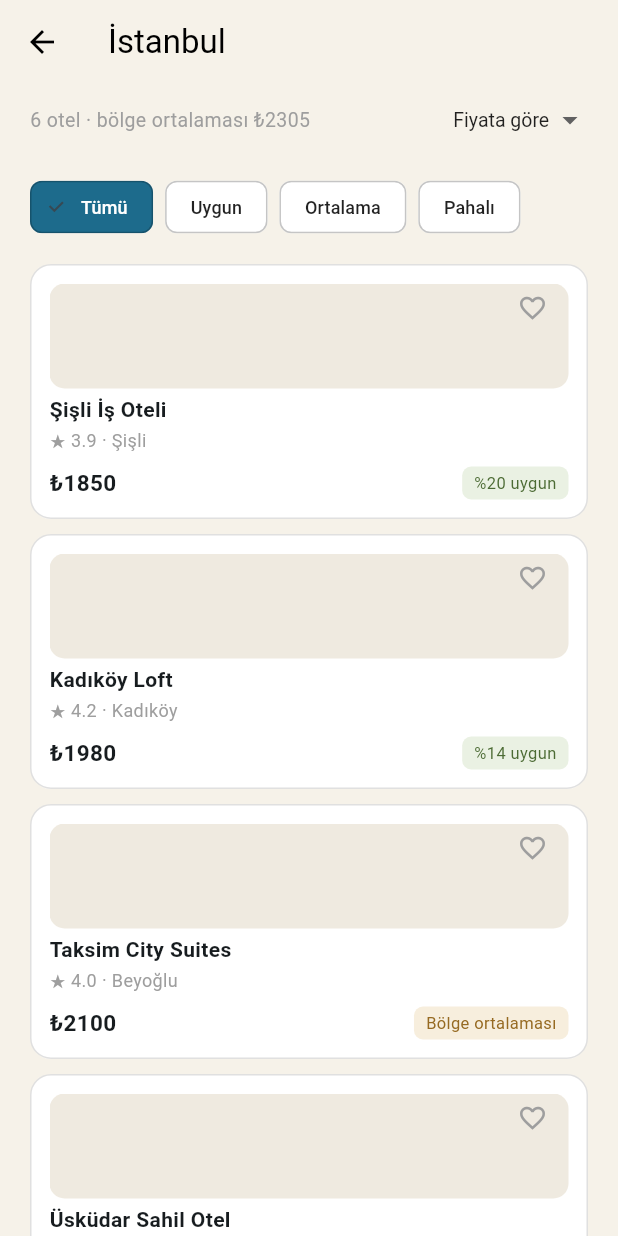
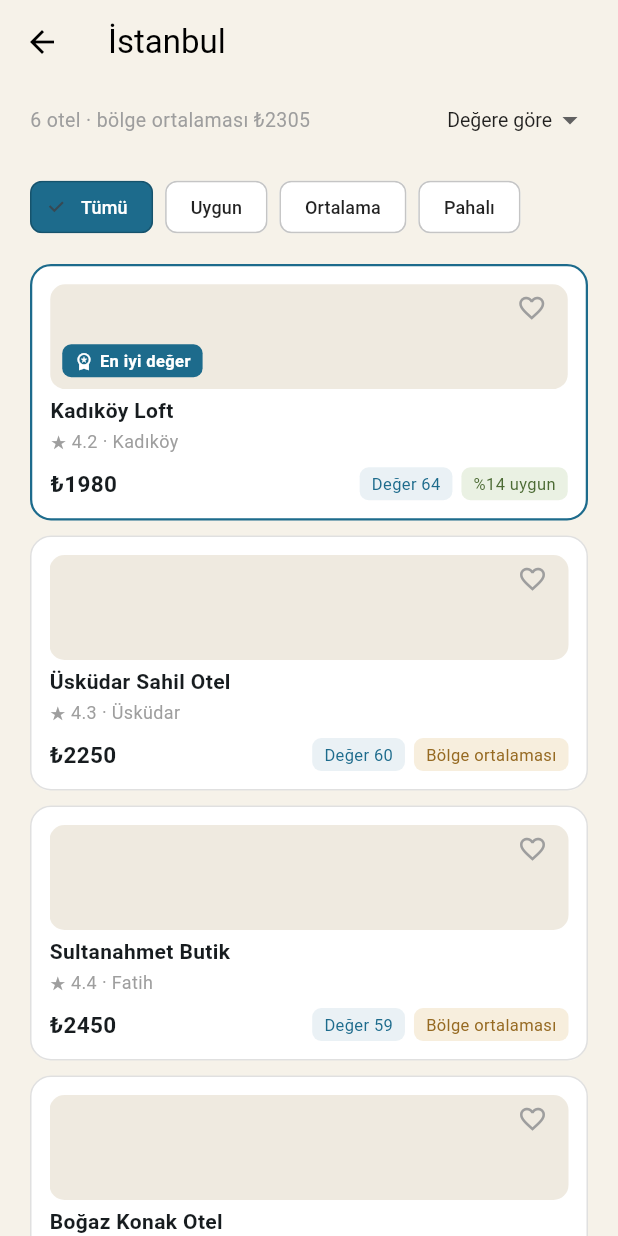
Before and after one commit to oktayalkm91-blip/otel-bul, a Flutter app: the screen it shows after launch, after a tap on "İstanbul", on a phone screen of 412 x 824 dp. Run offline on Flutter 3.47's test engine with Material 3 defaults, Android fonts, the phone set to English and light mode, and no system bars.

Commit message:
Değer skoru ve en iyi değer rozeti eklendi

```diff
--- a/lib/main.dart
+++ b/lib/main.dart
@@ -43,12 +43,17 @@ final Map<String, List<Hotel>> hotelsByCity = {
     Hotel('Şişli İş Oteli', 'Şişli', 3.9, 1850, 'İstanbul'),
   ],
   'Antalya': [
-    Hotel('Liman Butik Otel', 'Konyaaltı', 4.6, 2150, 'Antalya'),
-    Hotel('Kaleiçi Konak Otel', 'Kaleiçi', 4.3, 2640, 'Antalya'),
-    Hotel('Lara Sahil Resort', 'Lara', 4.8, 3920, 'Antalya'),
-    Hotel('Side Antik Pansiyon', 'Side', 4.1, 1750, 'Antalya'),
-    Hotel('Belek Golf Resort', 'Belek', 4.7, 4200, 'Antalya'),
-    Hotel('Kemer Çam Ev', 'Kemer', 4.2, 2050, 'Antalya'),
+    Hotel('Cender Hotel', 'Şehir merkezi', 5.6, 2666, 'Antalya'),
+    Hotel('Kaleiçi Hotel', 'Sahil', 8.7, 3294, 'Antalya'),
+    Hotel('Delight Deluxe Hotel', 'Sahil', 8.5, 3336, 'Antalya'),
+    Hotel('Perge Pine Green', 'Şehir merkezi', 8.6, 3498, 'Antalya'),
+    Hotel('Nashira City Resort', 'Şehir merkezi', 7.2, 3997, 'Antalya'),
+    Hotel('The Room', 'Şehir merkezi', 8.9, 5487, 'Antalya'),
+    Hotel('Holiday Inn Antalya - Lara', 'Lara', 8.6, 5969, 'Antalya'),
+    Hotel('Qinn Hotel', 'Şehir merkezi', 8.3, 6379, 'Antalya'),
+    Hotel('Isnova Hotel Airport', 'Şehir merkezi', 8.3, 6193, 'Antalya'),
+    Hotel('The Marmara Antalya', 'Sahil', 8.5, 7375, 'Antalya'),
+    Hotel('Crowne Plaza Antalya', 'Sahil', 8.4, 9274, 'Antalya'),
   ],
   'Bodrum': [
     Hotel('Gümbet Marina Otel', 'Gümbet', 4.5, 3100, 'Bodrum'),
@@ -65,7 +70,7 @@ final Map<String, List<Hotel>> hotelsByCity = {
 };
 
 enum PriceTier { hepsi, uygun, ortalama, pahali }
-enum SortBy { fiyat, puan }
+enum SortBy { fiyat, puan, deger }
 
 ({String label, Color bg, Color fg, PriceTier tier}) priceStatus(int price, double avg) {
   final diff = ((price - avg) / avg) * 100;
@@ -75,6 +80,26 @@ enum SortBy { fiyat, puan }
     return (label: '%${diff.round()} pahalı', bg: const Color(0xFFF6E6E1), fg: const Color(0xFFA6432D), tier: PriceTier.pahali);
   }
   return (label: 'Bölge ortalaması', bg: const Color(0xFFF7EEDD), fg: const Color(0xFF966A22), tier: PriceTier.ortalama);
+}
+
+// Değer skoru: fiyat ve puanı birleştirip 0-100 arası bir sayı üretir.
+// Yüksek puan + düşük fiyat = yüksek skor.
+int valueScore(Hotel hotel, List<Hotel> group) {
+  final ratings = group.map((h) => h.rating).toList();
+  final prices = group.map((h) => h.price).toList();
+  final minRating = ratings.reduce((a, b) => a < b ? a : b);
+  final maxRating = ratings.reduce((a, b) => a > b ? a : b);
+  final minPrice = prices.reduce((a, b) => a < b ? a : b);
+  final maxPrice = prices.reduce((a, b) => a > b ? a : b);
+
+  final normRating = maxRating == minRating ? 1.0 : (hotel.rating - minRating) / (maxRating - minRating);
+  final normPriceInv = maxPrice == minPrice ? 1.0 : (maxPrice - hotel.price) / (maxPrice - minPrice);
+
+  return ((normRating * 0.5 + normPriceInv * 0.5) * 100).round();
+}
+
+Hotel bestValueHotel(List<Hotel> group) {
+  return group.reduce((a, b) => valueScore(a, group) >= valueScore(b, group) ? a : b);
 }
 
 Widget favoriteButton(Hotel hotel) {
@@ -95,6 +120,21 @@ Widget favoriteButton(Hotel hotel) {
         },
       );
     },
+  );
+}
+
+Widget bestValueBadge() {
+  return Container(
+    padding: const EdgeInsets.symmetric(horizontal: 8, vertical: 3),
+    decoration: BoxDecoration(color: const Color(0xFF1D6B8C), borderRadius: BorderRadius.circular(6)),
+    child: const Row(
+      mainAxisSize: MainAxisSize.min,
+      children: [
+        Icon(Icons.workspace_premium, size: 13, color: Colors.white),
+        SizedBox(width: 4),
+        Text('En iyi değer', style: TextStyle(color: Colors.white, fontSize: 11, fontWeight: FontWeight.w600)),
+      ],
+    ),
   );
 }
 
@@ -198,20 +238,29 @@ class ListScreen extends StatefulWidget {
 
 class _ListScreenState extends State<ListScreen> {
   PriceTier selectedTier = PriceTier.hepsi;
-  SortBy sortBy = SortBy.fiyat;
+  SortBy sortBy = SortBy.deger;
 
   @override
   Widget build(BuildContext context) {
     final baseHotels = List<Hotel>.from(hotelsByCity[widget.city]!);
     final avg = baseHotels.map((h) => h.price).reduce((a, b) => a + b) / baseHotels.length;
+    final topPick = bestValueHotel(baseHotels);
 
     var hotels = selectedTier == PriceTier.hepsi
         ? baseHotels
         : baseHotels.where((h) => priceStatus(h.price, avg).tier == selectedTier).toList();
 
-    hotels.sort((a, b) => sortBy == SortBy.fiyat
-        ? a.price.compareTo(b.price)
-        : b.rating.compareTo(a.rating));
+    switch (sortBy) {
+      case SortBy.fiyat:
+        hotels.sort((a, b) => a.price.compareTo(b.price));
+        break;
+      case SortBy.puan:
+        hotels.sort((a, b) => b.rating.compareTo(a.rating));
+        break;
+      case SortBy.deger:
+        hotels.sort((a, b) => valueScore(b, baseHotels).compareTo(valueScore(a, baseHotels)));
+        break;
+    }
 
     Widget chip(String label, PriceTier tier) {
       final selected = selectedTier == tier;
@@ -251,6 +300,7 @@ class _ListScreenState extends State<ListScreen> {
                   underline: const SizedBox(),
                   style: const TextStyle(color: Colors.black87, fontSize: 13),
                   items: const [
+                    DropdownMenuItem(value: SortBy.deger, child: Text('Değere göre')),
                     DropdownMenuItem(value: SortBy.fiyat, child: Text('Fiyata göre')),
                     DropdownMenuItem(value: SortBy.puan, child: Text('Puana göre')),
                   ],
@@ -280,6 +330,7 @@ class _ListScreenState extends State<ListScreen> {
                       itemBuilder: (context, index) {
                         final hotel = hotels[index];
                         final status = priceStatus(hotel.price, avg);
+                        final isTopPick = hotel.name == topPick.name;
 
                         return InkWell(
                           borderRadius: BorderRadius.circular(14),
@@ -291,7 +342,7 @@ class _ListScreenState extends State<ListScreen> {
                             decoration: BoxDecoration(
                               color: Colors.white,
                               borderRadius: BorderRadius.circular(14),
-                              border: Border.all(color: Colors.black12),
+                              border: Border.all(color: isTopPick ? const Color(0xFF1D6B8C) : Colors.black12, width: isTopPick ? 1.5 : 1),
                             ),
                             child: Column(
                               crossAxisAlignment: CrossAxisAlignment.start,
@@ -304,6 +355,7 @@ class _ListScreenState extends State<ListScreen> {
                                       decoration: BoxDecoration(color: const Color(0xFFEFEAE0), borderRadius: BorderRadius.circular(10)),
                                     ),
                                     Positioned(right: 0, top: -8, child: favoriteButton(hotel)),
+                                    if (isTopPick) Positioned(left: 8, bottom: 8, child: bestValueBadge()),
                                   ],
                                 ),
                                 const SizedBox(height: 4),
@@ -315,10 +367,20 @@ class _ListScreenState extends State<ListScreen> {
                                   mainAxisAlignment: MainAxisAlignment.spaceBetween,
                                   children: [
                                     Text('₺${hotel.price}', style: const TextStyle(fontWeight: FontWeight.w600, fontSize: 15)),
+                                    Row(
+                                      children: [
+                                        Container(
+                                          padding: const EdgeInsets.symmetric(horizontal: 8, vertical: 3),
+                                          decoration: BoxDecoration(color: const Color(0xFFEAF1F5), borderRadius: BorderRadius.circular(6)),
+                                          child: Text('Değer ${valueScore(hotel, baseHotels)}', style: const TextStyle(color: Color(0xFF1D6B8C), fontSize: 11)),
+                                        ),
+                                        const SizedBox(width: 6),
                                         Container(
                                           padding: const EdgeInsets.symmetric(horizontal: 8, vertical: 3),
                                           decoration: BoxDecoration(color: status.bg, borderRadius: BorderRadius.circular(6)),
                                           child: Text(status.label, style: TextStyle(color: status.fg, fontSize: 11)),
+                                        ),
+                                      ],
                                     ),
                                   ],
                                 ),
@@ -350,6 +412,8 @@ class DetailScreen extends StatelessWidget {
     final maxP = hotels.map((h) => h.price).reduce((a, b) => a > b ? a : b);
     final status = priceStatus(hotel.price, avg);
     final fraction = maxP == minP ? 0.5 : (hotel.price - minP) / (maxP - minP);
+    final score = valueScore(hotel, hotels);
+    final isTopPick = hotel.name == bestValueHotel(hotels).name;
 
     return Scaffold(
       appBar: AppBar(
@@ -363,9 +427,15 @@ class DetailScreen extends StatelessWidget {
         child: Column(
           crossAxisAlignment: CrossAxisAlignment.start,
           children: [
+            Stack(
+              children: [
                 Container(
                   height: 140,
+                  width: double.infinity,
                   decoration: BoxDecoration(color: const Color(0xFFEFEAE0), borderRadius: BorderRadius.circular(14)),
+                ),
+                if (isTopPick) Positioned(left: 10, bottom: 10, child: bestValueBadge()),
+              ],
             ),
             const SizedBox(height: 14),
             Text(hotel.name, style: const TextStyle(fontSize: 20, fontWeight: FontWeight.w600)),
@@ -375,7 +445,28 @@ class DetailScreen extends StatelessWidget {
             Text('₺${hotel.price} / gece', style: const TextStyle(fontSize: 26, fontWeight: FontWeight.w600)),
             const SizedBox(height: 4),
             Text('${status.label} · bölge ortalamasına göre', style: TextStyle(color: status.fg)),
-            const SizedBox(height: 24),
+            const SizedBox(height: 20),
+            Container(
+              padding: const EdgeInsets.all(14),
+              decoration: BoxDecoration(color: const Color(0xFFEAF1F5), borderRadius: BorderRadius.circular(12)),
+              child: Row(
+                children: [
+                  const Icon(Icons.workspace_premium, color: Color(0xFF1D6B8C)),
+                  const SizedBox(width: 10),
+                  Expanded(
+                    child: Column(
+                      crossAxisAlignment: CrossAxisAlignment.start,
+                      children: [
+                        Text('Değer skoru: $score / 100', style: const TextStyle(fontWeight: FontWeight.w600, color: Color(0xFF1D6B8C))),
+                        const SizedBox(height: 2),
+                        const Text('Fiyat ve puan birlikte değerlendirildi', style: TextStyle(fontSize: 12, color: Colors.grey)),
+                      ],
+                    ),
+                  ),
+                ],
+              ),
+            ),
+            const SizedBox(height: 20),
             Stack(
               children: [
                 Container(height: 6, decoration: BoxDecoration(color: const Color(0xFFEFEAE0), borderRadius: BorderRadius.circular(3))),
```
Lines whose indentation alone changed are shown as unchanged.
